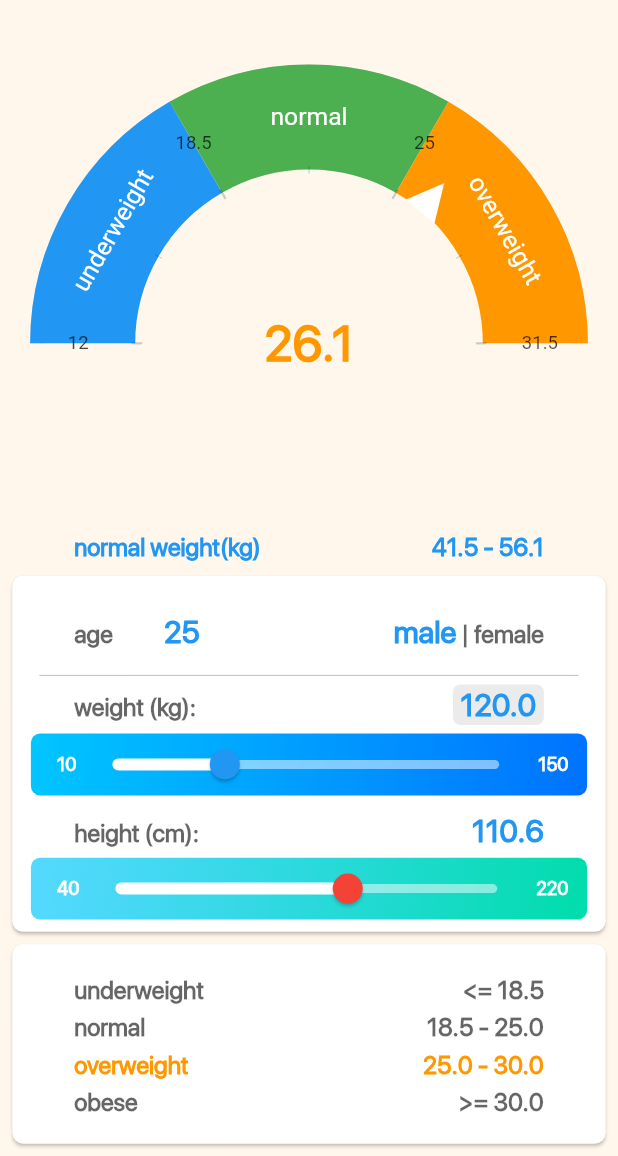
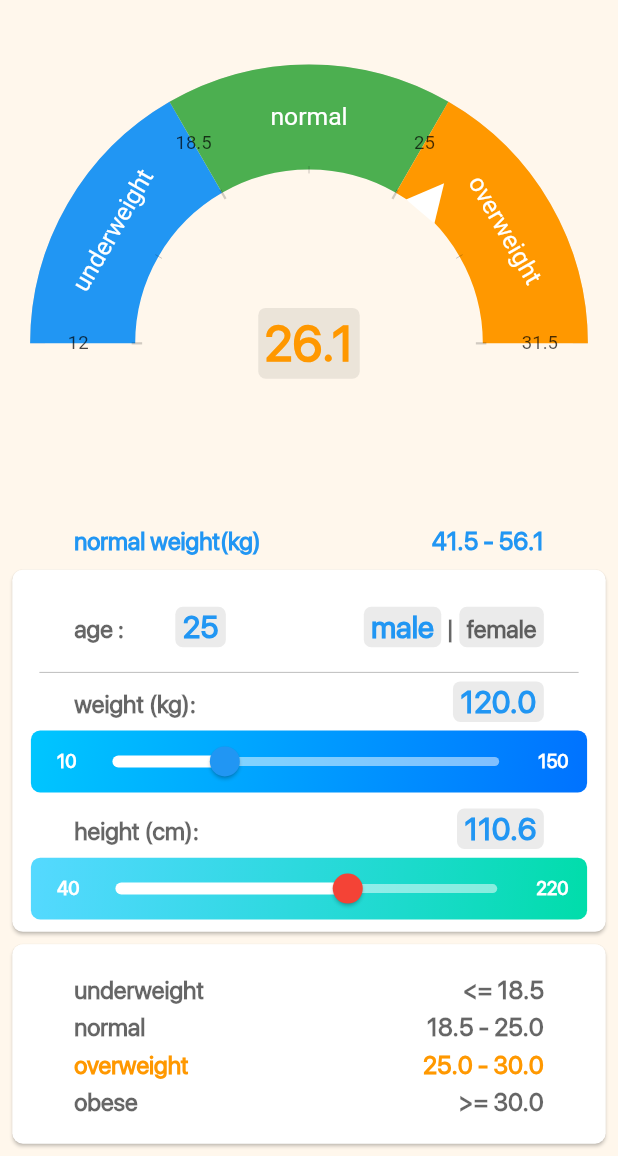
Before and after one commit to samad-nkarimi/BMI_flutter_app, a Flutter app: the screen it shows after launch, on a phone screen of 412 x 824 dp, the part 80-1236 px from its top. Run offline on Flutter 3.47's test engine with Material 2 defaults, Android fonts, the phone set to English and light mode, and no system bars; drawn by our look-alikes of syncfusion_flutter_gauges; our stand-ins replace bloc, equatable, flutter_bloc, flutter_svg, numberpicker, share; missing offline and left inert: flutter_email_sender, store_redirect.

Commit message:
aplied backgroud to data picker fields

```diff
--- a/lib/screens/home_screen.dart
+++ b/lib/screens/home_screen.dart
@@ -347,7 +347,8 @@ class _MBIHomeState extends State<MBIHome> {
                   decoration: BoxDecoration(
                     // border: Border.all(color: Colors.red),
                     borderRadius: BorderRadius.circular(5.0),
-                      color: Colors.black.withOpacity(0.08)),
+                    color: Colors.black.withOpacity(0.08),
+                  ),
                   child: Text(
                     "${_currentWeightValue.toStringAsFixed(1)}",
                     style: Theme.of(context).textTheme.bodyText1,
@@ -379,6 +380,7 @@ class _MBIHomeState extends State<MBIHome> {
           ),
           //*********** decimalNumberPicker segment  ************/
           InkWell(
+            borderRadius: BorderRadius.circular(5.0),
             onTap: () {
               return showDialog(
                 context: context,
@@ -398,9 +400,17 @@ class _MBIHomeState extends State<MBIHome> {
                 if (state is HeightChanged) _currentHeightValue = state.height;
                 // print("BMI: ${(state as BmiCalculating).value}");
 
-                return Text(
+                return Container(
+                  padding: EdgeInsets.symmetric(horizontal: 5.0, vertical: 1.0),
+                  decoration: BoxDecoration(
+                    // border: Border.all(color: Colors.red),
+                    borderRadius: BorderRadius.circular(5.0),
+                    color: Colors.black.withOpacity(0.08),
+                  ),
+                  child: Text(
                     "${_currentHeightValue.toStringAsFixed(1)}",
                     style: Theme.of(context).textTheme.bodyText1,
+                  ),
                 );
               },
             ),
@@ -477,12 +487,13 @@ class _MBIHomeState extends State<MBIHome> {
         mainAxisAlignment: MainAxisAlignment.start,
         children: [
           // age section
-          Text("${AppLocalizations.of(context).translate(TranslationConstants.age)}", style: Theme.of(context).textTheme.subtitle1),
+          Text("${AppLocalizations.of(context).translate(TranslationConstants.age)} :", style: Theme.of(context).textTheme.subtitle1),
           Padding(
             padding: EdgeInsets.symmetric(horizontal: resWidth(1.0, 2.0)),
             child: Padding(
               padding: const EdgeInsets.only(left: 30),
               child: InkWell(
+                borderRadius: BorderRadius.circular(5.0),
                 onTap: () {
                   return showDialog(
                     context: context,
@@ -499,9 +510,17 @@ class _MBIHomeState extends State<MBIHome> {
                   builder: (context, state) {
                     final bmiModel = BlocProvider.of<BmiCalcBloc>(context).bmiCalcModel;
                     _currentAgeValue = bmiModel.age;
-                    return Text(
+                    return Container(
+                      padding: EdgeInsets.symmetric(horizontal: 5.0, vertical: 1.0),
+                      decoration: BoxDecoration(
+                        // border: Border.all(color: Colors.red),
+                        borderRadius: BorderRadius.circular(5.0),
+                        color: Colors.black.withOpacity(0.08),
+                      ),
+                      child: Text(
                         "${_currentAgeValue.toStringAsFixed(0)}",
                         style: Theme.of(context).textTheme.bodyText1,
+                      ),
                     );
                   },
                 ),
@@ -769,6 +788,7 @@ class _FemaleMaleToggleState extends State<FemaleMaleToggle> {
           child: Row(
             children: [
               GestureDetector(
+
                 onTap: () {
                   setState(() {
                     maleToggle = true;
@@ -778,9 +798,17 @@ class _FemaleMaleToggleState extends State<FemaleMaleToggle> {
                     GenderHasBeenSet(_genderCategory),
                   );
                 },
+                child: Container(
+                  padding: EdgeInsets.symmetric(horizontal: 5.0, vertical: 1.0),
+                  decoration: BoxDecoration(
+                    // border: Border.all(color: Colors.red),
+                    borderRadius: BorderRadius.circular(5.0),
+                    color: Colors.black.withOpacity(0.08),
+                  ),
                   child: Text(
                     "${AppLocalizations.of(context).translate(TranslationConstants.male)}",
                     style: maleToggle ? Theme.of(context).textTheme.bodyText1 : Theme.of(context).textTheme.subtitle1,
+                  ),
                 ),
               ),
               Text(" | ", style: Theme.of(context).textTheme.subtitle1),
@@ -794,9 +822,17 @@ class _FemaleMaleToggleState extends State<FemaleMaleToggle> {
                     GenderHasBeenSet(_genderCategory),
                   );
                 },
+                child: Container(
+                  padding: EdgeInsets.symmetric(horizontal: 5.0, vertical: 1.0),
+                  decoration: BoxDecoration(
+                    // border: Border.all(color: Colors.red),
+                    borderRadius: BorderRadius.circular(5.0),
+                    color: Colors.black.withOpacity(0.08),
+                  ),
                   child: Text(
                     "${AppLocalizations.of(context).translate(TranslationConstants.female)}",
                     style: !maleToggle ? Theme.of(context).textTheme.bodyText1 : Theme.of(context).textTheme.subtitle1,
+                  ),
                 ),
               ),
             ],
--- a/lib/widgets/radial_gauge.dart
+++ b/lib/widgets/radial_gauge.dart
@@ -108,6 +108,12 @@ class RadialGauge extends StatelessWidget {
                 GaugeAnnotation(
                   widget: Container(
                     padding: EdgeInsets.all(0.5 * SizeConfig.heightMultiplier),
+                    // padding: EdgeInsets.symmetric(horizontal: 5.0, vertical: 1.0),
+                    decoration: BoxDecoration(
+                      // border: Border.all(color: Colors.red),
+                      borderRadius: BorderRadius.circular(5.0),
+                      color: Colors.black.withOpacity(0.08),
+                    ),
                     // decoration: BoxDecoration(
                     //     border: Border.all(color: Colors.blueAccent, width: 3),
                     //     borderRadius: BorderRadius.all(Radius.circular(15))),
```
Lines whose indentation alone changed are shown as unchanged.
